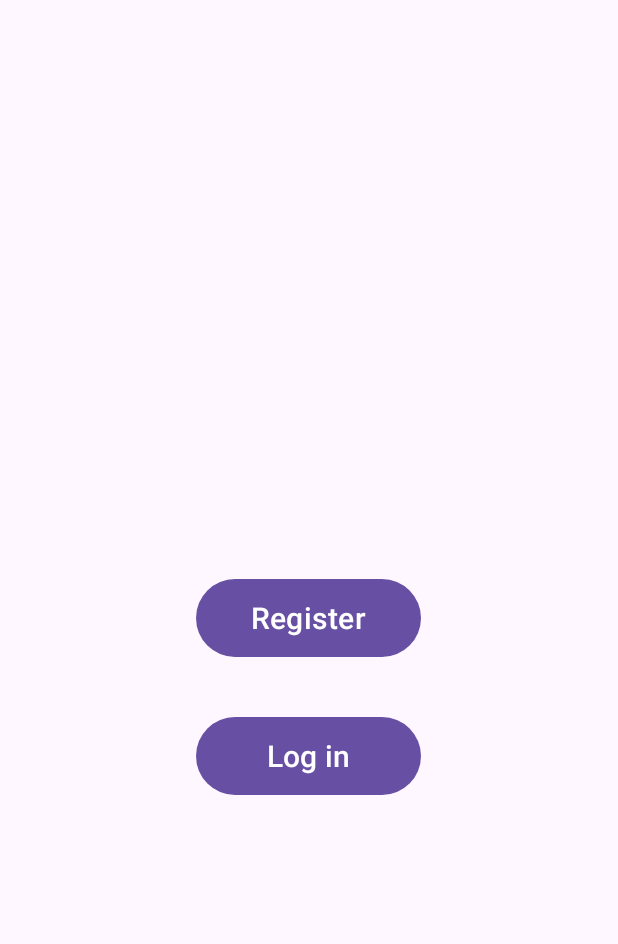
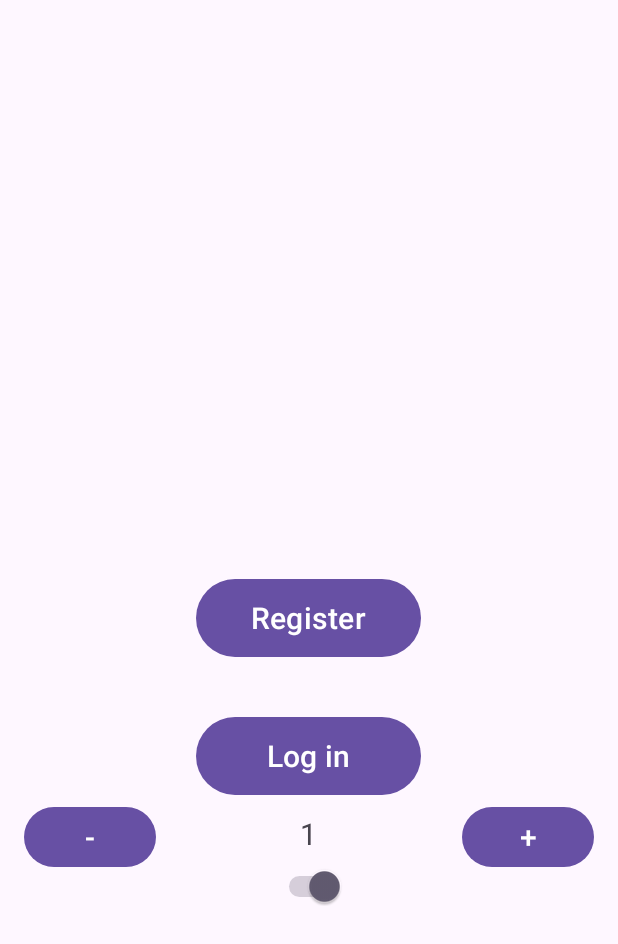
Before and after one commit to davidespada99/SecureNumPad, an Android app: the screen it shows after launch (HomeActivity), on a phone screen of 412 x 824 dp. Shown: the top 944 px of the screen. Run offline under Robolectric (Android 15) with nearby library versions, the phone set to English and light mode, and no system bars.

Commit message:
first commit

```diff
--- /dev/null
+++ b/app/src/main/res/drawable/number_selector.xml
@@ -0,0 +1,14 @@
+<?xml version="1.0" encoding="utf-8"?>
+<selector xmlns:android="http://schemas.android.com/apk/res/android">
+    <item android:state_selected="false">
+        <shape android:shape="rectangle">
+
+        </shape>
+    </item>
+
+    <item android:state_selected="true">
+        <shape android:shape="rectangle">
+
+        </shape>
+    </item>
+</selector>
--- a/app/src/main/res/layout/activity_home.xml
+++ b/app/src/main/res/layout/activity_home.xml
@@ -5,7 +5,7 @@
     android:layout_height="match_parent"
     tools:context=".HomeActivity">
 
-
+    <!-- Register Button -->
     <Button
         android:id="@+id/register_button"
         android:layout_width="150dp"
@@ -15,6 +15,7 @@
         android:text="@string/register"
         android:textSize="20sp" />
 
+    <!-- Login Button -->
     <Button
         android:id="@+id/login_button"
         android:layout_width="150dp"
@@ -25,4 +26,54 @@
         android:text="@string/log_in"
         android:textSize="20sp" />
 
+    <!-- Decrement Button -->
+    <Button
+        android:id="@+id/increment_number"
+        android:layout_width="wrap_content"
+        android:layout_height="wrap_content"
+        android:layout_below="@id/login_button"
+        android:layout_marginEnd="16dp"
+        android:text="+"
+        android:textSize="20sp"
+        android:onClick="incrementNumber"
+        android:layout_alignParentEnd="true"/>
+
+
+    <!-- Number TextView -->
+    <TextView
+        android:id="@+id/user_id_textview"
+        android:layout_width="wrap_content"
+        android:layout_height="wrap_content"
+        android:layout_below="@id/login_button"
+        android:layout_centerHorizontal="true"
+        android:text="1"
+        android:background="@drawable/number_selector"
+        android:textSize="20sp"
+        android:padding="8dp" />
+
+
+
+    <!-- Increment Button -->
+    <Button
+        android:id="@+id/decrement_button"
+        android:layout_width="wrap_content"
+        android:layout_height="wrap_content"
+        android:layout_below="@id/login_button"
+        android:layout_marginStart="16dp"
+        android:text="-"
+        android:textSize="20sp"
+        android:onClick="decrementNumber"
+        android:layout_alignParentStart="true"/>
+
+
+    <Switch
+        android:id="@+id/slide_button"
+        android:layout_width="wrap_content"
+        android:layout_height="wrap_content"
+        android:layout_below="@id/user_id_textview"
+        android:layout_centerHorizontal="true"
+        android:checked="true"
+        android:onClick="swapRealUser"
+        />
+
 </RelativeLayout>
```
Also changed, not shown: app/src/main/java/com/example/securenumpad/FunctionHelperActivity.java (+28 -7 lines), app/src/main/java/com/example/securenumpad/HomeActivity.java (+37 -0 lines), app/src/main/java/com/example/securenumpad/LogInActivity.java (+4 -6 lines), app/src/main/java/com/example/securenumpad/RegisterActivity.java (+20 -48 lines), app/src/main/res/layout/activity_pad.xml (+10 -35 lines).
